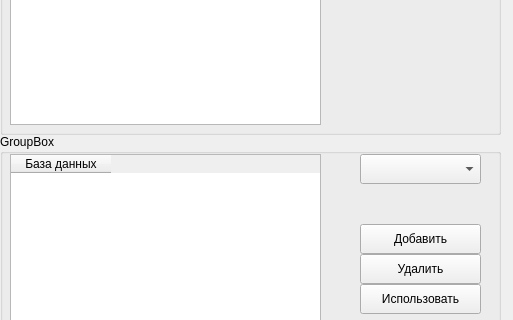
Before: the Qt Designer form m_cfg/dbform.ui in xXRadioHeadXx/start7, drawn with Qt 5; both pictures show x 0 to 513 and y 156 to 476 of the 513 by 642 pixel window.
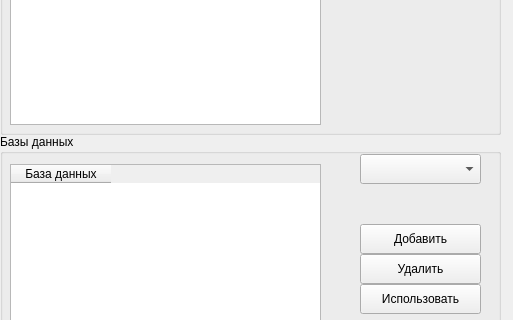
After: the same form once the commit is applied.

Patch:
```diff
--- a/m_cfg/dbform.ui
+++ b/m_cfg/dbform.ui
@@ -116,7 +116,7 @@
     </rect>
    </property>
    <property name="title">
-    <string>GroupBox</string>
+    <string>Базы данных</string>
    </property>
    <widget class="QPushButton" name="use_DB_pushButton">
     <property name="geometry">
@@ -161,9 +161,9 @@
     <property name="geometry">
      <rect>
       <x>10</x>
-      <y>20</y>
+      <y>30</y>
       <width>311</width>
-      <height>261</height>
+      <height>251</height>
      </rect>
     </property>
     <column>
```
